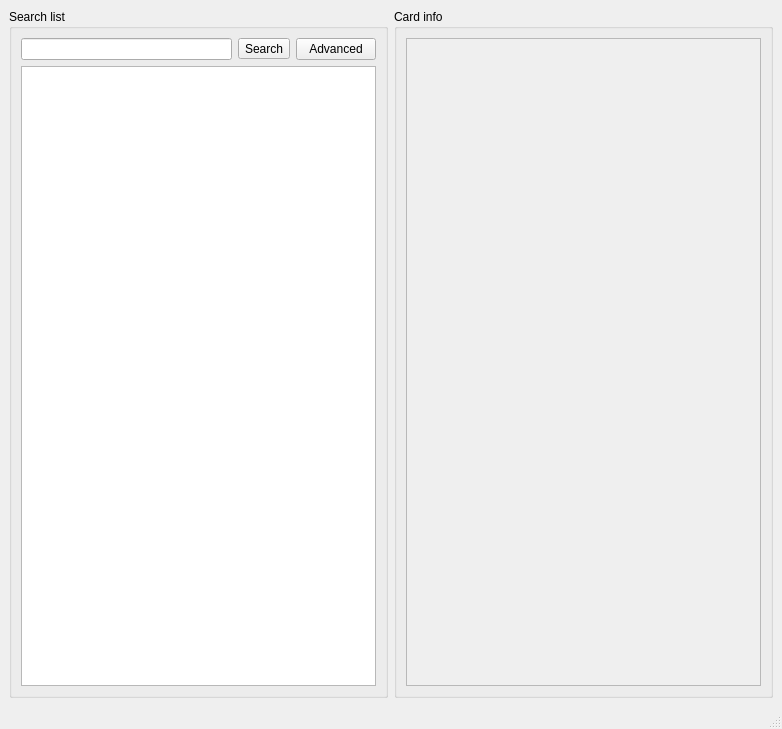
Old version of the form MtgHelper/mainwindow.ui in the repository JaySi98/MtgHelperDesktop.
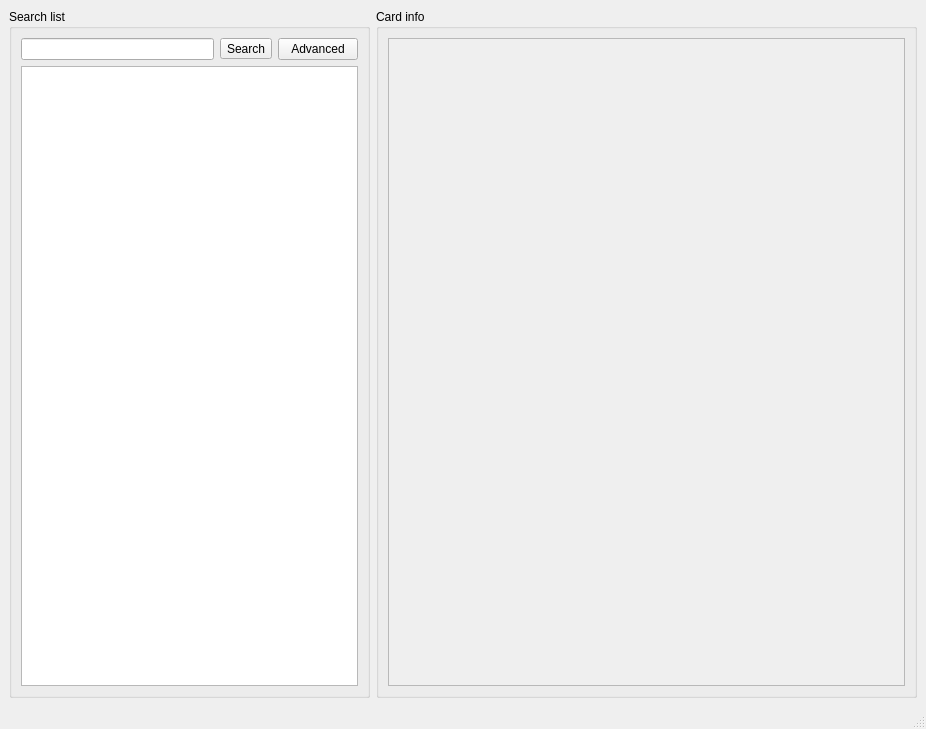
New version of the form.

```diff
--- a/MtgHelper/mainwindow.ui
+++ b/MtgHelper/mainwindow.ui
@@ -6,7 +6,7 @@
    <rect>
     <x>0</x>
     <y>0</y>
-    <width>782</width>
+    <width>926</width>
     <height>729</height>
    </rect>
   </property>
@@ -14,7 +14,7 @@
    <string>MainWindow</string>
   </property>
   <widget class="QWidget" name="centralwidget">
-   <layout class="QHBoxLayout" name="horizontalLayout" stretch="1,1">
+   <layout class="QHBoxLayout" name="horizontalLayout" stretch="4,6">
     <item>
      <widget class="QGroupBox" name="boxSearch">
       <property name="title">
@@ -74,7 +74,7 @@
            <rect>
             <x>0</x>
             <y>0</y>
-            <width>353</width>
+            <width>515</width>
             <height>626</height>
            </rect>
           </property>
```
Left out of the diff: 2 changed lines with no effect on the pictures.
